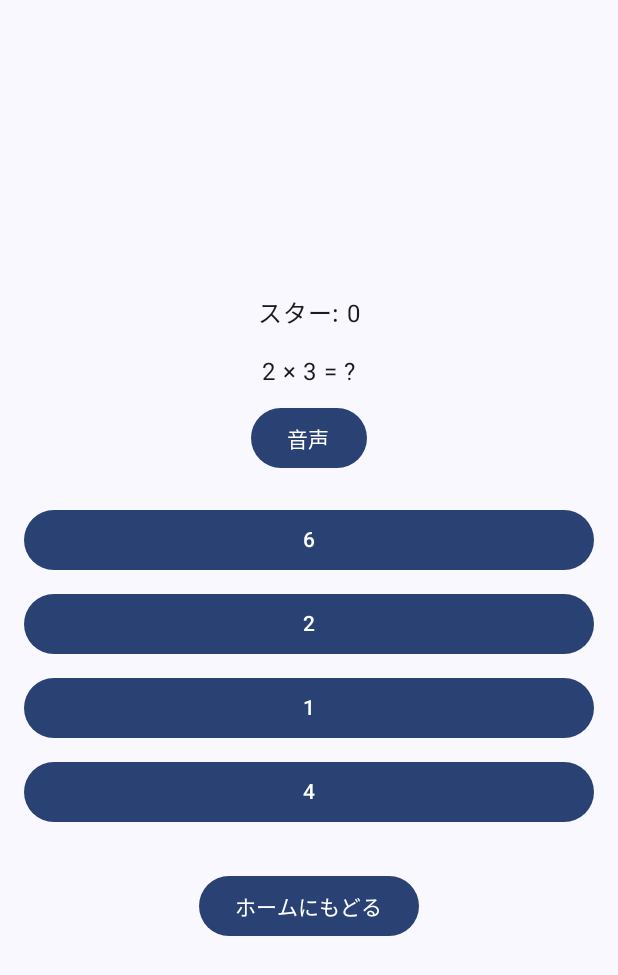
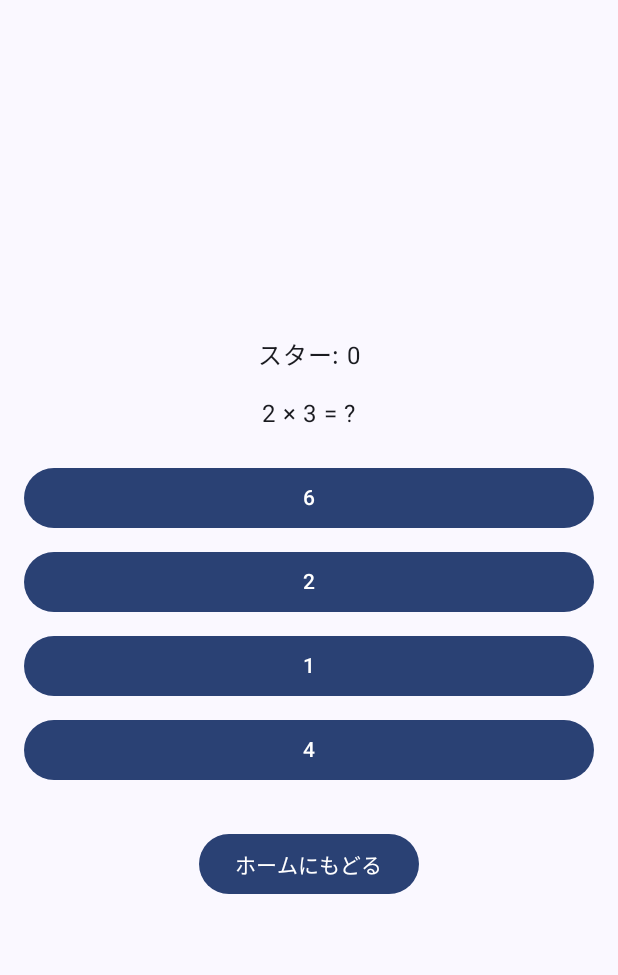
Before and after one commit to N-plus/ukyo_android_kuku, an Android app built with Jetpack Compose: the QuizDifficultySelectScreen screen opened through its navigation route, after a tap on "かんたん", on a phone screen of 412 x 824 dp. Shown: the top 975 px of the screen. Run offline under Robolectric (Android 15) with nearby library versions, the phone set to English and light mode, and no system bars.

Commit message:
20250803 v2

```diff
--- a/app/src/main/java/com/example/kukutrainer/ui/Screens.kt
+++ b/app/src/main/java/com/example/kukutrainer/ui/Screens.kt
@@ -343,10 +343,6 @@ fun QuizDifficultySelectScreen(navController: NavHostController) {
                 Text(text = stringResource(id = R.string.easy))
             }
             Spacer(modifier = Modifier.height(16.dp))
-            Button(onClick = { navController.navigate(Screen.Quiz.createRoute(2)) }) {
-                Text(text = stringResource(id = R.string.normal))
-            }
-            Spacer(modifier = Modifier.height(16.dp))
             Button(onClick = { navController.navigate(Screen.Quiz.createRoute(3)) }) {
                 Text(text = stringResource(id = R.string.hard))
             }
@@ -409,10 +405,6 @@ fun QuizScreen(difficulty: Int, navController: NavHostController) {
         Text(text = stringResource(id = R.string.quiz_stars, stars))
         Spacer(modifier = Modifier.height(16.dp))
         Text(text = stringResource(id = R.string.quiz_question_format, left, right))
-        Spacer(modifier = Modifier.height(8.dp))
-        Button(onClick = { speakQuestion() }) {
-            Text(text = stringResource(id = R.string.play_sound))
-        }
         Spacer(modifier = Modifier.height(16.dp))
 
         options.forEach { option ->
--- a/app/src/main/res/layout/activity_quiz_difficulty_select.xml
+++ b/app/src/main/res/layout/activity_quiz_difficulty_select.xml
@@ -13,7 +13,7 @@
         android:id="@+id/button_easy"
         android:layout_width="wrap_content"
         android:layout_height="wrap_content"
-        android:text="かんたん" />
+        android:text="かんたんあああああ" />
 
     <Button
         android:id="@+id/button_hard"
--- a/app/src/main/res/values/strings.xml
+++ b/app/src/main/res/values/strings.xml
@@ -20,7 +20,6 @@
     <string name="back_to_home">ホームにもどる</string>
     <string name="next_stage">つぎの段へ</string>
     <string name="easy">かんたん</string>
-    <string name="normal">ふつう</string>
     <string name="hard">むずかしい</string>
     <string name="learning_expression_format">%1$d × %2$d = %3$d</string>
     <string name="sound_speed_slow">音声速度：ゆっくり</string>
```
